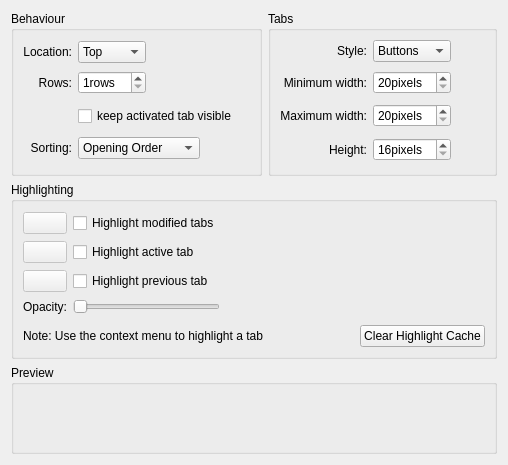
This is kate/plugins/tabbarextension/tabbarconfigwidget.ui in KDE/kate as Qt 5 draws it before an edit. The edited form follows.
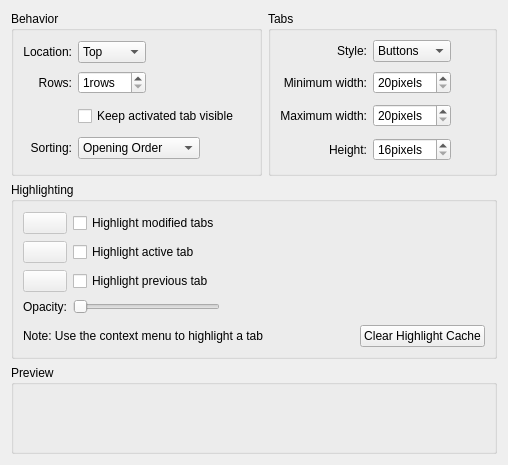
This is the edited form. Custom widgets are drawn as their Qt base class.

What changed in the file:
```diff
--- a/kate/plugins/tabbarextension/tabbarconfigwidget.ui
+++ b/kate/plugins/tabbarextension/tabbarconfigwidget.ui
@@ -13,7 +13,7 @@
    <item row="0" column="0" >
     <widget class="QGroupBox" name="gbBehaviour" >
      <property name="title" >
-      <string>Behaviour</string>
+      <string>Behavior</string>
      </property>
      <layout class="QGridLayout" name="gridLayout_2" >
       <item row="0" column="0" >
@@ -94,7 +94,7 @@
         <item>
          <widget class="QCheckBox" name="chkFollowActive" >
           <property name="text" >
-           <string>keep activated tab visible</string>
+           <string>Keep activated tab visible</string>
           </property>
          </widget>
         </item>
```
